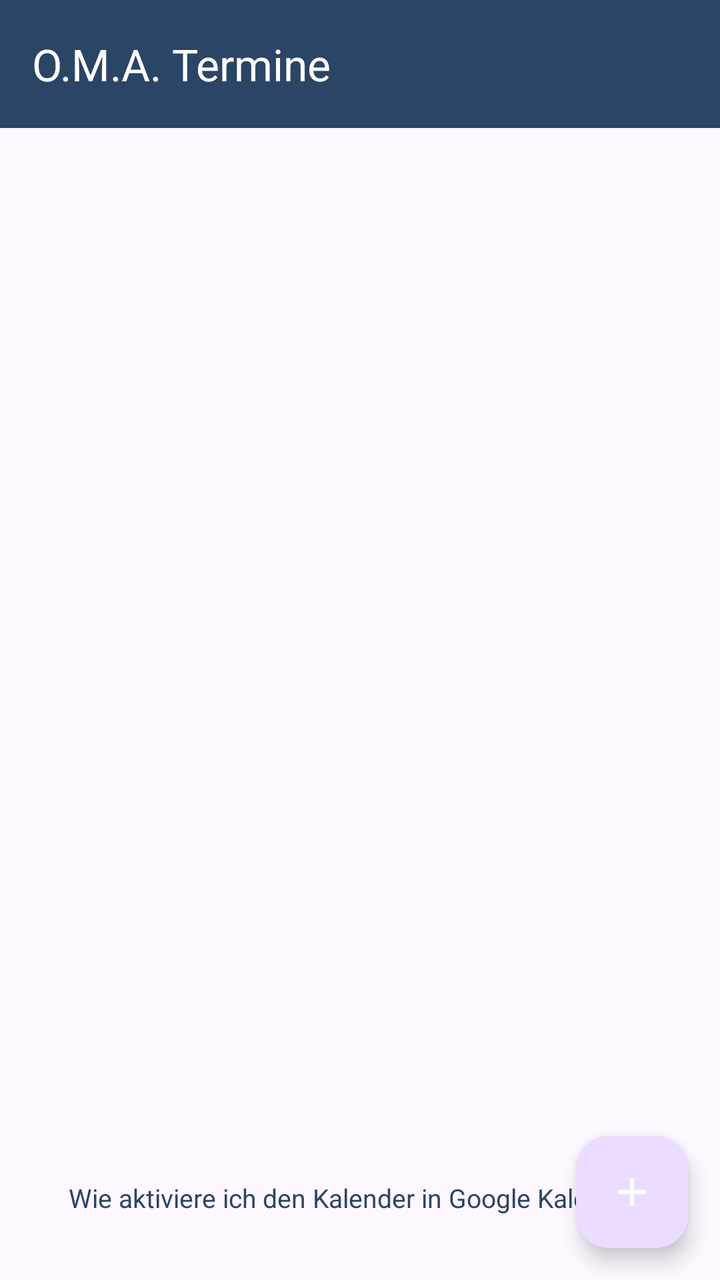
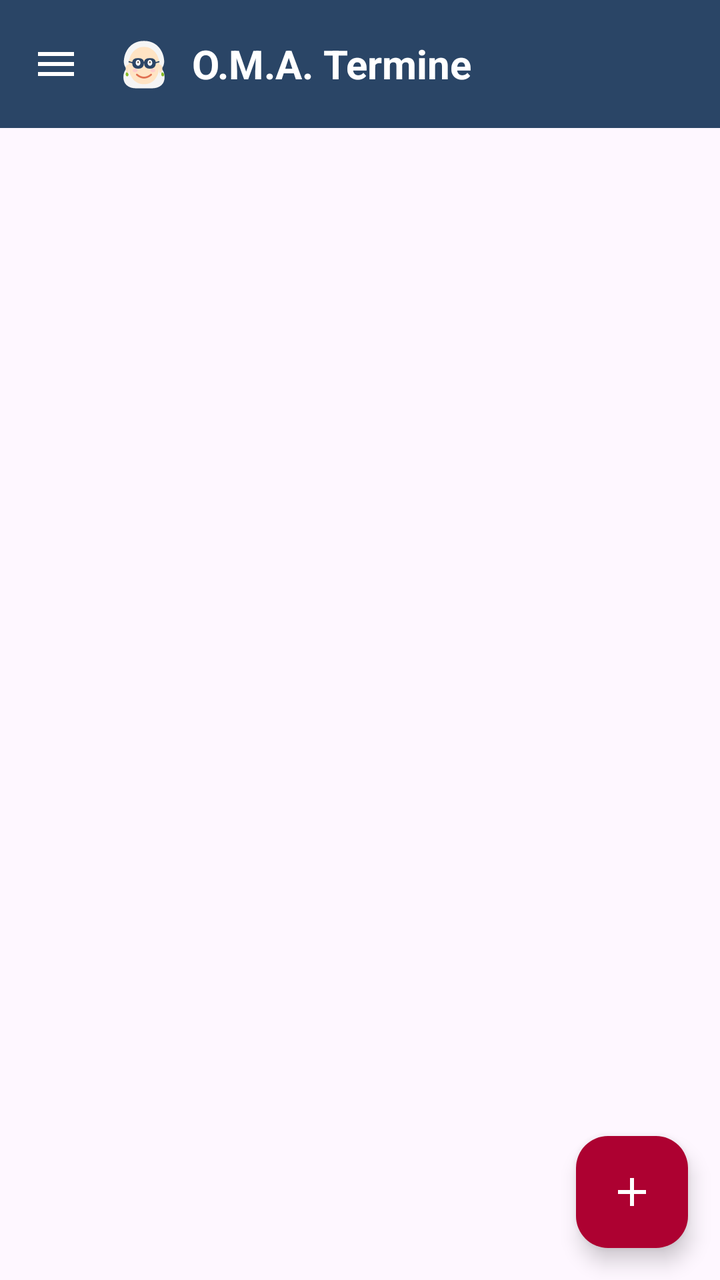

Before-and-after screenshots of an Android layout around one commit, followed by the original layout XML and the change that was made.
<!-- AndroidManifest.xml: activity theme Theme.ICSCalendarSync -->
<!-- res/layout/activity_main.xml -->
<?xml version="1.0" encoding="utf-8"?>
<androidx.coordinatorlayout.widget.CoordinatorLayout xmlns:android="http://schemas.android.com/apk/res/android"
    xmlns:app="http://schemas.android.com/apk/res-auto"
    xmlns:tools="http://schemas.android.com/tools"
    android:layout_width="match_parent"
    android:layout_height="match_parent"
    android:fitsSystemWindows="true"
    tools:context=".ui.MainActivity">

    <com.google.android.material.appbar.AppBarLayout
        android:layout_width="match_parent"
        android:layout_height="wrap_content"
        android:fitsSystemWindows="true">

        <com.google.android.material.appbar.MaterialToolbar
            android:id="@+id/toolbar"
            android:layout_width="match_parent"
            android:layout_height="?attr/actionBarSize"
            android:background="@color/primary"
            app:title="@string/app_name"
            app:titleTextColor="@color/white" />

    </com.google.android.material.appbar.AppBarLayout>

    <FrameLayout
        android:layout_width="match_parent"
        android:layout_height="match_parent"
        app:layout_behavior="@string/appbar_scrolling_view_behavior">

        <androidx.recyclerview.widget.RecyclerView
            android:id="@+id/recyclerView"
            android:layout_width="match_parent"
            android:layout_height="match_parent"
            android:clipToPadding="false"
            android:padding="8dp" />

        <TextView
            android:id="@+id/emptyView"
            android:layout_width="wrap_content"
            android:layout_height="wrap_content"
            android:layout_gravity="center"
            android:gravity="center"
            android:text="@string/no_calendars"
            android:textColor="@color/gray"
            android:textSize="16sp"
            android:visibility="gone" />

        <LinearLayout
            android:id="@+id/permissionView"
            android:layout_width="match_parent"
            android:layout_height="match_parent"
            android:gravity="center"
            android:orientation="vertical"
            android:padding="32dp"
            android:visibility="gone">

            <ImageView
                android:layout_width="80dp"
                android:layout_height="80dp"
                android:src="@drawable/ic_calendar"
                android:tint="@color/gray"
                app:tint="@color/gray" />

            <TextView
                android:layout_width="wrap_content"
                android:layout_height="wrap_content"
                android:layout_marginTop="16dp"
                android:gravity="center"
                android:text="@string/permission_rationale"
                android:textColor="@color/gray_dark"
                android:textSize="16sp" />

            <com.google.android.material.button.MaterialButton
                android:id="@+id/btnGrantPermission"
                android:layout_width="wrap_content"
                android:layout_height="wrap_content"
                android:layout_marginTop="24dp"
                android:text="@string/grant_permission" />

        </LinearLayout>

    </FrameLayout>

    <com.google.android.material.floatingactionbutton.FloatingActionButton
        android:id="@+id/fab"
        android:layout_width="wrap_content"
        android:layout_height="wrap_content"
        android:layout_gravity="bottom|end"
        android:layout_margin="16dp"
        android:contentDescription="@string/add_calendar"
        app:srcCompat="@drawable/ic_add"
        app:tint="@color/white" />

    <LinearLayout
        android:layout_width="wrap_content"
        android:layout_height="wrap_content"
        android:layout_gravity="bottom|center_horizontal"
        android:layout_marginBottom="8dp"
        android:gravity="center"
        android:orientation="vertical">

        <TextView
            android:id="@+id/tvHelpLink"
            android:layout_width="wrap_content"
            android:layout_height="wrap_content"
            android:padding="8dp"
            android:text="@string/help_google_calendar"
            android:textColor="@color/primary"
            android:textSize="13sp" />

        <TextView
            android:id="@+id/tvVersion"
            android:layout_width="wrap_content"
            android:layout_height="wrap_content"
            android:textColor="@color/gray"
            android:textSize="12sp" />

    </LinearLayout>

</androidx.coordinatorlayout.widget.CoordinatorLayout>
<!-- resources referenced by this layout -->
<resources>
  <color name="gray">#9E9E9E</color>
  <color name="gray_dark">#616161</color>
  <color name="primary">#2A4566</color>
  <color name="white">#FFFFFF</color>
  <!-- drawable ic_add (drawable) -->
  <?xml version="1.0" encoding="utf-8"?>
  <vector xmlns:android="http://schemas.android.com/apk/res/android"
      android:width="24dp"
      android:height="24dp"
      android:viewportWidth="24"
      android:viewportHeight="24">
      <path
          android:fillColor="#FFFFFF"
          android:pathData="M19,13h-6v6h-2v-6H5v-2h6V5h2v6h6v2z"/>
  </vector>
  <!-- drawable ic_calendar (drawable) -->
  <?xml version="1.0" encoding="utf-8"?>
  <vector xmlns:android="http://schemas.android.com/apk/res/android"
      android:width="24dp"
      android:height="24dp"
      android:viewportWidth="24"
      android:viewportHeight="24">
      <path
          android:fillColor="#757575"
          android:pathData="M19,3h-1V1h-2v2H8V1H6v2H5c-1.11,0 -1.99,0.9 -1.99,2L3,19c0,1.1 0.89,2 2,2h14c1.1,0 2,-0.9 2,-2V5c0,-1.1 -0.9,-2 -2,-2zM19,19H5V8h14v11zM9,10H7v2h2v-2zM13,10h-2v2h2v-2zM17,10h-2v2h2v-2zM9,14H7v2h2v-2zM13,14h-2v2h2v-2zM17,14h-2v2h2v-2z"/>
  </vector>
  <string name="add_calendar">Kalender hinzufügen</string>
  <string name="app_name">O.M.A. Termine</string>
  <string name="grant_permission">Berechtigung erteilen</string>
  <string name="help_google_calendar">Wie aktiviere ich den Kalender in Google Kalender?</string>
  <string name="no_calendars">Keine Kalender konfiguriert.\nTippe auf + um einen hinzuzufügen.</string>
  <string name="permission_rationale">Diese App benötigt Zugriff auf deinen Kalender, um Ereignisse zu synchronisieren.</string>
  <style name="Theme.ICSCalendarSync" parent="Theme.Material3.Light.NoActionBar">
          <item name="colorPrimary">@color/primary</item>
          <item name="colorPrimaryDark">@color/primary_dark</item>
          <item name="colorAccent">@color/accent</item>
          <item name="android:statusBarColor">@color/primary_dark</item>
      </style>
  <color name="primary_dark">#1E3347</color>
  <color name="accent">#AD0131</color>
</resources>

<!-- the commit's change to res/layout/activity_main.xml (unified diff, before → after) -->
@@ -1,120 +1,171 @@
 <?xml version="1.0" encoding="utf-8"?>
-<androidx.coordinatorlayout.widget.CoordinatorLayout xmlns:android="http://schemas.android.com/apk/res/android"
+<androidx.drawerlayout.widget.DrawerLayout xmlns:android="http://schemas.android.com/apk/res/android"
     xmlns:app="http://schemas.android.com/apk/res-auto"
     xmlns:tools="http://schemas.android.com/tools"
+    android:id="@+id/drawerLayout"
     android:layout_width="match_parent"
     android:layout_height="match_parent"
     android:fitsSystemWindows="true"
     tools:context=".ui.MainActivity">
 
-    <com.google.android.material.appbar.AppBarLayout
+    <androidx.coordinatorlayout.widget.CoordinatorLayout
         android:layout_width="match_parent"
-        android:layout_height="wrap_content"
+        android:layout_height="match_parent"
         android:fitsSystemWindows="true">
 
-        <com.google.android.material.appbar.MaterialToolbar
-            android:id="@+id/toolbar"
+        <com.google.android.material.appbar.AppBarLayout
             android:layout_width="match_parent"
-            android:layout_height="?attr/actionBarSize"
-            android:background="@color/primary"
-            app:title="@string/app_name"
-            app:titleTextColor="@color/white" />
+            android:layout_height="wrap_content"
+            android:fitsSystemWindows="true">
 
-    </com.google.android.material.appbar.AppBarLayout>
+            <com.google.android.material.appbar.MaterialToolbar
+                android:id="@+id/toolbar"
+                android:layout_width="match_parent"
+                android:layout_height="?attr/actionBarSize"
+                android:background="@color/primary"
+                app:navigationIcon="@drawable/ic_menu"
+                app:navigationIconTint="@color/white"
+                app:titleTextColor="@color/white">
 
-    <FrameLayout
-        android:layout_width="match_parent"
-        android:layout_height="match_parent"
-        app:layout_behavior="@string/appbar_scrolling_view_behavior">
+                <LinearLayout
+                    android:layout_width="wrap_content"
+                    android:layout_height="wrap_content"
+                    android:gravity="center_vertical"
+                    android:orientation="horizontal">
 
-        <androidx.recyclerview.widget.RecyclerView
-            android:id="@+id/recyclerView"
+                    <ImageView
+                        android:layout_width="32dp"
+                        android:layout_height="32dp"
+                        android:src="@drawable/ic_oma_logo"
+                        android:contentDescription="@string/app_name" />
+
+                    <TextView
+                        android:layout_width="wrap_content"
+                        android:layout_height="wrap_content"
+                        android:layout_marginStart="8dp"
+                        android:text="@string/app_name"
+                        android:textColor="@color/white"
+                        android:textSize="20sp"
+                        android:textStyle="bold" />
+
+                </LinearLayout>
+
+            </com.google.android.material.appbar.MaterialToolbar>
+
+        </com.google.android.material.appbar.AppBarLayout>
+
+        <FrameLayout
             android:layout_width="match_parent"
             android:layout_height="match_parent"
-            android:clipToPadding="false"
-            android:padding="8dp" />
+            app:layout_behavior="@string/appbar_scrolling_view_behavior">
 
-        <TextView
-            android:id="@+id/emptyView"
+            <androidx.recyclerview.widget.RecyclerView
+                android:id="@+id/recyclerView"
+                android:layout_width="match_parent"
+                android:layout_height="match_parent"
+                android:clipToPadding="false"
+                android:padding="8dp" />
+
+            <TextView
+                android:id="@+id/emptyView"
+                android:layout_width="wrap_content"
+                android:layout_height="wrap_content"
+                android:layout_gravity="center"
+                android:gravity="center"
+                android:text="@string/no_calendars"
+                android:textColor="@color/gray"
+                android:textSize="16sp"
+                android:visibility="gone" />
+
+            <LinearLayout
+                android:id="@+id/permissionView"
+                android:layout_width="match_parent"
+                android:layout_height="match_parent"
+                android:gravity="center"
+                android:orientation="vertical"
+                android:padding="32dp"
+                android:visibility="gone">
+
+                <ImageView
+                    android:layout_width="80dp"
+                    android:layout_height="80dp"
+                    android:src="@drawable/ic_oma_logo" />
+
+                <TextView
+                    android:layout_width="wrap_content"
+                    android:layout_height="wrap_content"
+                    android:layout_marginTop="16dp"
+                    android:gravity="center"
+                    android:text="@string/permission_rationale"
+                    android:textColor="@color/gray_dark"
+                    android:textSize="16sp" />
+
+                <com.google.android.material.button.MaterialButton
+                    android:id="@+id/btnGrantPermission"
+                    android:layout_width="wrap_content"
+                    android:layout_height="wrap_content"
+                    android:layout_marginTop="24dp"
+                    android:text="@string/grant_permission" />
+
+            </LinearLayout>
+
+        </FrameLayout>
+
+        <com.google.android.material.floatingactionbutton.FloatingActionButton
+            android:id="@+id/fab"
             android:layout_width="wrap_content"
             android:layout_height="wrap_content"
-            android:layout_gravity="center"
-            android:gravity="center"
-            android:text="@string/no_calendars"
-            android:textColor="@color/gray"
-            android:textSize="16sp"
-            android:visibility="gone" />
-
-        <LinearLayout
-            android:id="@+id/permissionView"
-            android:layout_width="match_parent"
-            android:layout_height="match_parent"
-            android:gravity="center"
-            android:orientation="vertical"
-            android:padding="32dp"
-            android:visibility="gone">
-
-            <ImageView
-                android:layout_width="80dp"
-                android:layout_height="80dp"
-                android:src="@drawable/ic_calendar"
-                android:tint="@color/gray"
-                app:tint="@color/gray" />
-
-            <TextView
-                android:layout_width="wrap_content"
-                android:layout_height="wrap_content"
-                android:layout_marginTop="16dp"
-                android:gravity="center"
-                android:text="@string/permission_rationale"
-                android:textColor="@color/gray_dark"
-                android:textSize="16sp" />
-
-            <com.google.android.material.button.MaterialButton
-                android:id="@+id/btnGrantPermission"
-                android:layout_width="wrap_content"
-                android:layout_height="wrap_content"
-                android:layout_marginTop="24dp"
-                android:text="@string/grant_permission" />
-
-        </LinearLayout>
-
-    </FrameLayout>
-
-    <com.google.android.material.floatingactionbutton.FloatingActionButton
-        android:id="@+id/fab"
-        android:layout_width="wrap_content"
-        android:layout_height="wrap_content"
-        android:layout_gravity="bottom|end"
-        android:layout_margin="16dp"
-        android:contentDescription="@string/add_calendar"
-        app:srcCompat="@drawable/ic_add"
-        app:tint="@color/white" />
-
-    <LinearLayout
-        android:layout_width="wrap_content"
-        android:layout_height="wrap_content"
-        android:layout_gravity="bottom|center_horizontal"
-        android:layout_marginBottom="8dp"
-        android:gravity="center"
-        android:orientation="vertical">
-
-        <TextView
-            android:id="@+id/tvHelpLink"
-            android:layout_width="wrap_content"
-            android:layout_height="wrap_content"
-            android:padding="8dp"
-            android:text="@string/help_google_calendar"
-            android:textColor="@color/primary"
-            android:textSize="13sp" />
+            android:layout_gravity="bottom|end"
+            android:layout_margin="16dp"
+            android:contentDescription="@string/add_calendar"
+            app:backgroundTint="@color/accent"
+            app:srcCompat="@drawable/ic_add"
+            app:tint="@color/white" />
 
         <TextView
             android:id="@+id/tvVersion"
             android:layout_width="wrap_content"
             android:layout_height="wrap_content"
+            android:layout_gravity="bottom|center_horizontal"
+            android:layout_marginBottom="16dp"
             android:textColor="@color/gray"
             android:textSize="12sp" />
 
-    </LinearLayout>
+    </androidx.coordinatorlayout.widget.CoordinatorLayout>
 
-</androidx.coordinatorlayout.widget.CoordinatorLayout>
+    <com.google.android.material.navigation.NavigationView
+        android:id="@+id/navigationView"
+        android:layout_width="wrap_content"
+        android:layout_height="match_parent"
+        android:layout_gravity="start"
+        android:fitsSystemWindows="true"
+        app:headerLayout="@layout/nav_header"
+        app:menu="@menu/nav_menu" />
+
+</androidx.drawerlayout.widget.DrawerLayout>
+<!-- res/layout/nav_header.xml (included above) -->
+<?xml version="1.0" encoding="utf-8"?>
+<LinearLayout xmlns:android="http://schemas.android.com/apk/res/android"
+    android:layout_width="match_parent"
+    android:layout_height="160dp"
+    android:background="@color/primary"
+    android:gravity="center"
+    android:orientation="vertical"
+    android:padding="16dp">
+
+    <ImageView
+        android:layout_width="72dp"
+        android:layout_height="72dp"
+        android:src="@drawable/ic_oma_logo"
+        android:contentDescription="@string/app_name" />
+
+    <TextView
+        android:layout_width="wrap_content"
+        android:layout_height="wrap_content"
+        android:layout_marginTop="8dp"
+        android:text="@string/app_name"
+        android:textColor="@color/white"
+        android:textSize="18sp"
+        android:textStyle="bold" />
+
+</LinearLayout>
<!-- resource entries referenced after the edit -->
@@ -1,5 +1,6 @@
 <!-- resources referenced by this layout -->
 <resources>
+  <color name="accent">#AD0131</color>
   <color name="gray">#9E9E9E</color>
   <color name="gray_dark">#616161</color>
   <color name="primary">#2A4566</color>
@@ -15,7 +16,7 @@
           android:fillColor="#FFFFFF"
           android:pathData="M19,13h-6v6h-2v-6H5v-2h6V5h2v6h6v2z"/>
   </vector>
-  <!-- drawable ic_calendar (drawable) -->
+  <!-- drawable ic_menu (drawable) -->
   <?xml version="1.0" encoding="utf-8"?>
   <vector xmlns:android="http://schemas.android.com/apk/res/android"
       android:width="24dp"
@@ -23,13 +24,13 @@
       android:viewportWidth="24"
       android:viewportHeight="24">
       <path
-          android:fillColor="#757575"
-          android:pathData="M19,3h-1V1h-2v2H8V1H6v2H5c-1.11,0 -1.99,0.9 -1.99,2L3,19c0,1.1 0.89,2 2,2h14c1.1,0 2,-0.9 2,-2V5c0,-1.1 -0.9,-2 -2,-2zM19,19H5V8h14v11zM9,10H7v2h2v-2zM13,10h-2v2h2v-2zM17,10h-2v2h2v-2zM9,14H7v2h2v-2zM13,14h-2v2h2v-2zM17,14h-2v2h2v-2z"/>
+          android:fillColor="#FFFFFF"
+          android:pathData="M3,18h18v-2H3v2zM3,13h18v-2H3v2zM3,6v2h18V6H3z"/>
   </vector>
+  <!-- drawable ic_oma_logo: vector/xml drawable (drawable, 3458 chars, omitted) -->
   <string name="add_calendar">Kalender hinzufügen</string>
   <string name="app_name">O.M.A. Termine</string>
   <string name="grant_permission">Berechtigung erteilen</string>
-  <string name="help_google_calendar">Wie aktiviere ich den Kalender in Google Kalender?</string>
   <string name="no_calendars">Keine Kalender konfiguriert.\nTippe auf + um einen hinzuzufügen.</string>
   <string name="permission_rationale">Diese App benötigt Zugriff auf deinen Kalender, um Ereignisse zu synchronisieren.</string>
   <style name="Theme.ICSCalendarSync" parent="Theme.Material3.Light.NoActionBar">
@@ -39,6 +40,5 @@
           <item name="android:statusBarColor">@color/primary_dark</item>
       </style>
   <color name="primary_dark">#1E3347</color>
-  <color name="accent">#AD0131</color>
 </resources>
 
